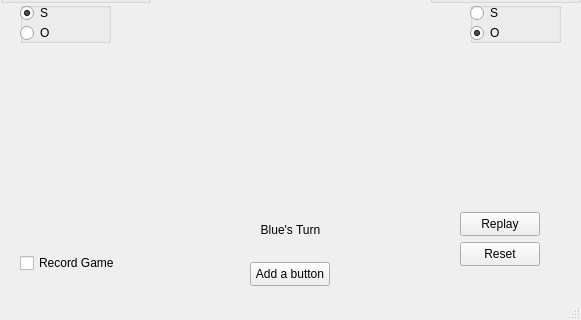
Above: mainwindow.ui from rrsm8d/CS449-Project before the change; both pictures show x 0 to 581 and y 157 to 477 of the 581 by 477 pixel window. Below: the same form after it.
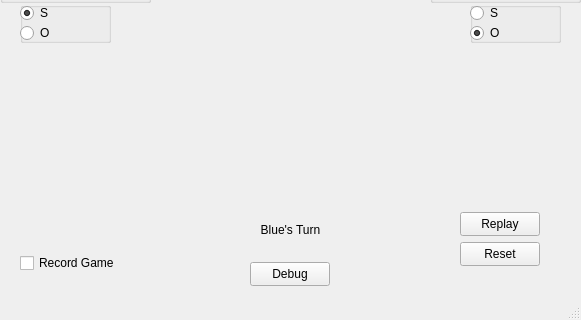
That is the form after the change.

```diff
--- a/mainwindow.ui
+++ b/mainwindow.ui
@@ -367,7 +367,7 @@
      </rect>
     </property>
     <property name="text">
-     <string>Add a button</string>
+     <string>Debug</string>
     </property>
    </widget>
   </widget>
```
